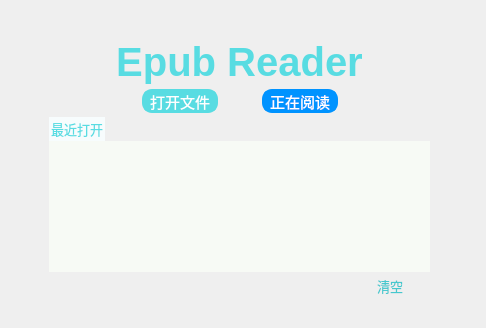
noahsai/epubreader, file his.ui: the form before one commit.
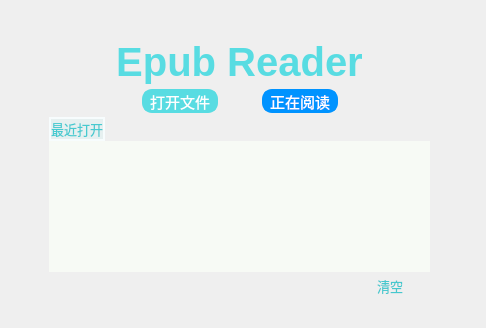
The form after the commit.

```diff
--- a/his.ui
+++ b/his.ui
@@ -223,14 +223,14 @@
           </property>
           <property name="styleSheet">
            <string notr="true">QPushButton{
-color:rgb(88, 220, 226);
-background-color: rgb(247, 252, 253);
+color:rgb(70, 202, 208);
+background-color: rgb(230, 240, 240);
 border:2px solid  rgb(247, 252, 253);
 }
 QPushButton:hover,QPushButton:checked
 {
-color:rgb(70, 202, 208);
-
+color:rgb(255, 255, 255);
+background-color: rgb(180, 180, 180);
 }</string>
           </property>
           <property name="text">
```
Left out of the diff: 3 changed lines with no effect on the pictures.
